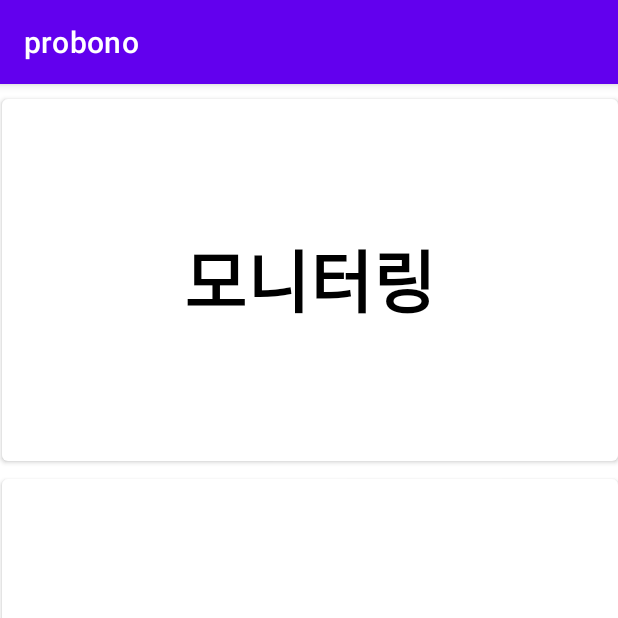
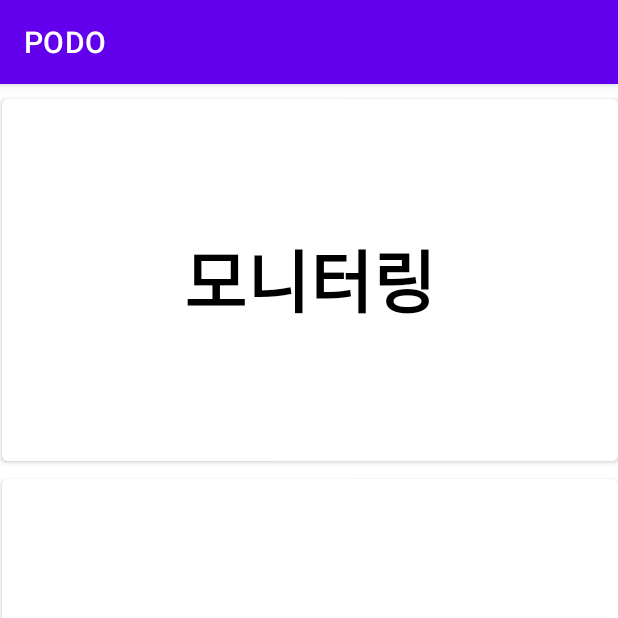
Before and after one commit to wja0/21_PF023, an Android app: the screen it shows after launch (MainActivity), on a phone screen of 412 x 824 dp, the top half of it. Run offline under Robolectric (Android 15) with nearby library versions, the phone set to English and light mode, and no system bars.

Commit message:
액션바 이름 변경

```diff
--- a/android app/app/src/main/java/com/example/probono/MainActivity.java
+++ b/android app/app/src/main/java/com/example/probono/MainActivity.java
@@ -20,6 +20,8 @@ public class MainActivity extends AppCompatActivity {
     @Override
     protected void onCreate(Bundle savedInstanceState) {
         super.onCreate(savedInstanceState);
+        androidx.appcompat.app.ActionBar chg = getSupportActionBar();
+        chg.setTitle("PODO");
         setContentView(R.layout.activity_main);
 
         //모니터링 버튼 클릭시 이동
--- a/android app/app/src/main/java/com/example/probono/Monitoring.java
+++ b/android app/app/src/main/java/com/example/probono/Monitoring.java
@@ -1,6 +1,7 @@
 package com.example.probono;
 
 import androidx.annotation.NonNull;
+import androidx.appcompat.app.ActionBar;
 import androidx.appcompat.app.AppCompatActivity;
 import androidx.appcompat.widget.Toolbar;
 
@@ -24,7 +25,9 @@ public class Monitoring extends AppCompatActivity {
     @Override
     protected void onCreate(Bundle savedInstanceState) {
         super.onCreate(savedInstanceState);
-        setContentView(R.layout.monitoring);
+        androidx.appcompat.app.ActionBar chg = getSupportActionBar();
+        chg.setTitle("모니터링");
+        setContentView(R.layout.monitoring);;
         mWebView = (WebView) findViewById(R.id.webView);
         mWebView.setWebViewClient(new WebViewClient()); // 클릭시 새창 안뜨게
         mWebSettings = mWebView.getSettings(); //세부 세팅 등록
--- a/android app/app/src/main/java/com/example/probono/Notice.java
+++ b/android app/app/src/main/java/com/example/probono/Notice.java
@@ -31,6 +31,8 @@ public class Notice extends AppCompatActivity {
     @Override
     protected void onCreate(Bundle savedInstanceState) {
         super.onCreate(savedInstanceState);
+        androidx.appcompat.app.ActionBar chg = getSupportActionBar();
+        chg.setTitle("알림");
         setContentView(R.layout.notice);
 
         recyclerView = findViewById(R.id.noticeRecyclerView); // item 여러개 출력하는 layout
--- a/android app/app/src/main/java/com/example/probono/Record.java
+++ b/android app/app/src/main/java/com/example/probono/Record.java
@@ -89,7 +89,10 @@ public class Record extends AppCompatActivity {
     protected void onCreate(Bundle savedInstanceState) {
         // 가져오기
         super.onCreate(savedInstanceState);
+        androidx.appcompat.app.ActionBar chg = getSupportActionBar();
+        chg.setTitle("기록");
         setContentView(R.layout.record);
+
         // 파이어베이스에서 값 받아올때 필요한 변수여서 위로 올림
         Intent receive_intent = getIntent();
         temp = receive_intent.getStringExtra("cal");
--- a/android app/app/src/main/res/layout/monitoring.xml
+++ b/android app/app/src/main/res/layout/monitoring.xml
@@ -11,7 +11,8 @@
         android:layout_height="680dp"
         android:layout_alignParentTop="true"
         android:layout_alignParentStart="true"
-        android:layout_alignParentLeft="true" >
+        android:layout_alignParentLeft="true"
+        tools:ignore="MissingConstraints">
 
     </WebView>
 
```
